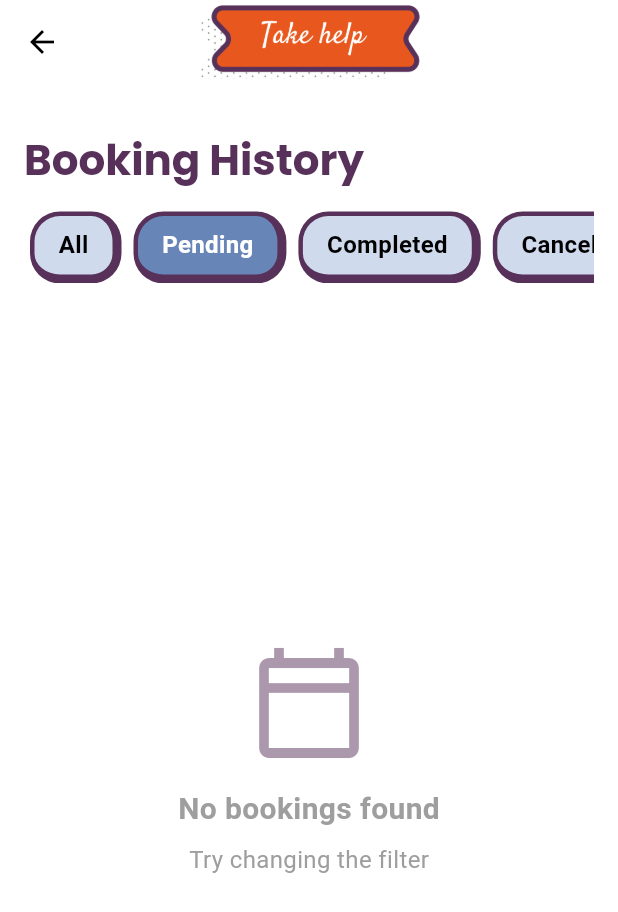
After one commit to HarmonyHackers/MindCare-Flutter, a Flutter app: the BookingHistoryScreen screen opened directly, after a tap on "Pending", on a phone screen of 412 x 824 dp. The commit adds this screen. Shown: the top 912 px of the screen. Run offline on Flutter 3.47's test engine with Material 3 defaults, Android fonts, the light colour scheme and no system bars; our stand-ins replace cloud_firestore, equatable, firebase_auth, firebase_core, flutter_bloc, flutter_markdown and 7 more; accounts and stored records are empty; Roboto replaces fonts that are missing (Kodchasan).

Commit message:
Added booking history page

```diff
--- /dev/null
+++ b/lib/blocs/booking_history/booking_history_bloc.dart
@@ -0,0 +1,64 @@
+import 'package:cloud_firestore/cloud_firestore.dart';
+import 'package:firebase_auth/firebase_auth.dart';
+import 'package:flutter_bloc/flutter_bloc.dart';
+import 'package:mind_care/blocs/booking_history/booking_history_event.dart';
+import 'package:mind_care/blocs/booking_history/booking_history_state.dart';
+import 'package:mind_care/models/booking_model.dart';
+
+class BookingHistoryBloc
+    extends Bloc<BookingHistoryEvent, BookingHistoryState> {
+  final FirebaseFirestore _firestore = FirebaseFirestore.instance;
+  final FirebaseAuth _auth = FirebaseAuth.instance;
+
+  BookingHistoryBloc() : super(BookingHistoryInitial()) {
+    on<FetchBookingHistoryEvent>(_onFetchBookingHistory);
+  }
+
+  void _onFetchBookingHistory(
+    FetchBookingHistoryEvent event,
+    Emitter<BookingHistoryState> emit,
+  ) async {
+    try {
+      emit(BookingHistoryLoading());
+
+      // Get current user
+      final User? currentUser = _auth.currentUser;
+      if (currentUser == null) {
+        emit(BookingHistoryError('User not authenticated'));
+        return;
+      }
+
+      // Fetch bookings from Firestore
+      final QuerySnapshot querySnapshot = await _firestore
+          .collection('bookings')
+          .where('userId', isEqualTo: currentUser.uid)
+          .get();
+
+      // Convert to list of BookingModel
+      final List<BookingModel> bookings = querySnapshot.docs.map((doc) {
+        final data = doc.data() as Map<String, dynamic>;
+        return BookingModel(
+          id: doc.id,
+          expertName: data['expertName'] ?? '',
+          expertSpecialty: data['expertSpecialty'] ?? '',
+          userId: data['userId'] ?? '',
+          userName: data['userName'] ?? '',
+          userEmail: data['userEmail'] ?? '',
+          date: (data['date'] as Timestamp).toDate(),
+          time: data['time'] ?? '',
+          consultationFee: (data['consultationFee'] ?? 0.0).toDouble(),
+          status: data['status'] ?? 'Pending',
+          createdAt: data['createdAt'] != null
+              ? (data['createdAt'] as Timestamp).toDate()
+              : DateTime.now(),
+        );
+      }).toList();
+
+      bookings.sort((a, b) => b.createdAt.compareTo(a.createdAt));
+
+      emit(BookingHistoryLoaded(bookings));
+    } catch (e) {
+      emit(BookingHistoryError(e.toString()));
+    }
+  }
+}
--- /dev/null
+++ b/lib/blocs/booking_history/booking_history_event.dart
@@ -0,0 +1,3 @@
+abstract class BookingHistoryEvent {}
+
+class FetchBookingHistoryEvent extends BookingHistoryEvent {}
--- /dev/null
+++ b/lib/blocs/booking_history/booking_history_state.dart
@@ -0,0 +1,19 @@
+import 'package:mind_care/models/booking_model.dart';
+
+abstract class BookingHistoryState {}
+
+class BookingHistoryInitial extends BookingHistoryState {}
+
+class BookingHistoryLoading extends BookingHistoryState {}
+
+class BookingHistoryLoaded extends BookingHistoryState {
+  final List<BookingModel> bookings;
+
+  BookingHistoryLoaded(this.bookings);
+}
+
+class BookingHistoryError extends BookingHistoryState {
+  final String message;
+
+  BookingHistoryError(this.message);
+}
--- a/lib/main.dart
+++ b/lib/main.dart
@@ -2,7 +2,7 @@ import 'package:flutter/material.dart';
 import 'package:flutter/services.dart';
 import 'package:firebase_core/firebase_core.dart';
 import 'package:flutter_bloc/flutter_bloc.dart';
-import 'package:mind_care/screens/splash_screen.dart';
+import 'package:mind_care/screens/splash/splash_screen.dart';
 import 'package:responsive_sizer/responsive_sizer.dart';
 import 'blocs/auth/auth_bloc.dart';
 import 'blocs/auth/auth_event.dart';
--- /dev/null
+++ b/lib/models/booking_model.dart
@@ -0,0 +1,27 @@
+class BookingModel {
+  final String id;
+  final String expertName;
+  final String expertSpecialty;
+  final String userId;
+  final String userName;
+  final String userEmail;
+  final DateTime date;
+  final String time;
+  final double consultationFee;
+  final String status;
+  final DateTime createdAt;
+
+  BookingModel({
+    required this.id,
+    required this.expertName,
+    required this.expertSpecialty,
+    required this.userId,
+    required this.userName,
+    required this.userEmail,
+    required this.date,
+    required this.time,
+    required this.consultationFee,
+    required this.status,
+    required this.createdAt,
+  });
+}
--- a/lib/screens/auth/auth_wrapper.dart
+++ b/lib/screens/auth/auth_wrapper.dart
@@ -2,7 +2,7 @@ import 'package:flutter/material.dart';
 import 'package:flutter_bloc/flutter_bloc.dart';
 import '../../blocs/auth/auth_bloc.dart';
 import '../../blocs/auth/auth_state.dart';
-import '../home_screen.dart';
+import '../home/home_screen.dart';
 import 'login_screen.dart';
 
 class AuthWrapper extends StatelessWidget {
@@ -19,7 +19,7 @@ class AuthWrapper extends StatelessWidget {
             ),
           );
         } else if (state is Authenticated) {
-          return HomeScreen();
+          return const HomeScreen();
         } else {
           return const LoginScreen();
         }
--- /dev/null
+++ b/lib/screens/booking/booking_history_screen.dart
@@ -0,0 +1,316 @@
+import 'package:flutter/material.dart';
+import 'package:flutter_bloc/flutter_bloc.dart';
+import 'package:google_fonts/google_fonts.dart';
+import 'package:intl/intl.dart';
+import 'package:mind_care/config/colors.dart';
+import 'package:mind_care/models/booking_model.dart';
+import 'package:responsive_sizer/responsive_sizer.dart';
+import 'package:mind_care/blocs/booking_history/booking_history_bloc.dart';
+import 'package:mind_care/blocs/booking_history/booking_history_event.dart';
+import 'package:mind_care/blocs/booking_history/booking_history_state.dart';
+
+class BookingHistoryScreen extends StatefulWidget {
+  const BookingHistoryScreen({super.key});
+
+  @override
+  State<BookingHistoryScreen> createState() => _BookingHistoryScreenState();
+}
+
+class _BookingHistoryScreenState extends State<BookingHistoryScreen> {
+  String _activeFilter = 'All';
+  final List<String> _filters = ['All', 'Pending', 'Completed', 'Cancelled'];
+
+  @override
+  Widget build(BuildContext context) {
+    return Scaffold(
+      appBar: AppBar(
+        centerTitle: true,
+        title: Image.asset(
+          "assets/images/take_help.png",
+          height: 6.h,
+        ),
+      ),
+      body: BlocProvider(
+        create: (context) =>
+            BookingHistoryBloc()..add(FetchBookingHistoryEvent()),
+        child: BlocBuilder<BookingHistoryBloc, BookingHistoryState>(
+          builder: (context, state) {
+            if (state is BookingHistoryLoading) {
+              return const Center(child: CircularProgressIndicator());
+            } else if (state is BookingHistoryError) {
+              return Center(child: Text('Error: ${state.message}'));
+            } else if (state is BookingHistoryLoaded) {
+              final filteredBookings = _activeFilter == 'All'
+                  ? state.bookings
+                  : state.bookings
+                      .where((booking) => booking.status == _activeFilter)
+                      .toList();
+
+              return Padding(
+                padding: const EdgeInsets.all(16.0),
+                child: Column(
+                  crossAxisAlignment: CrossAxisAlignment.start,
+                  children: [
+                    SizedBox(height: 2.h),
+                    Text(
+                      'Booking History',
+                      style:
+                          Theme.of(context).textTheme.headlineMedium?.copyWith(
+                                fontWeight: FontWeight.bold,
+                                color: AppColors.primary,
+                              ),
+                    ),
+                    SizedBox(height: 2.h),
+
+                    // Filters
+                    SingleChildScrollView(
+                      scrollDirection: Axis.horizontal,
+                      child: Row(
+                        children: _filters
+                            .map((filter) => _buildFilterChip(context, filter))
+                            .toList(),
+                      ),
+                    ),
+
+                    SizedBox(height: 2.h),
+
+                    // Booking list
+                    Expanded(
+                      child: filteredBookings.isEmpty
+                          ? _buildEmptyState()
+                          : ListView.builder(
+                              itemCount: filteredBookings.length,
+                              itemBuilder: (context, index) {
+                                return _buildBookingCard(
+                                    filteredBookings[index]);
+                              },
+                            ),
+                    ),
+                  ],
+                ),
+              );
+            } else {
+              return const Center(child: CircularProgressIndicator());
+            }
+          },
+        ),
+      ),
+    );
+  }
+
+  Widget _buildFilterChip(BuildContext context, String filter) {
+    final isSelected = _activeFilter == filter;
+
+    return Padding(
+      padding: const EdgeInsets.symmetric(horizontal: 4.0),
+      child: GestureDetector(
+        onTap: () {
+          setState(() {
+            _activeFilter = filter;
+          });
+        },
+        child: Container(
+          padding: const EdgeInsets.symmetric(horizontal: 16, vertical: 8),
+          decoration: BoxDecoration(
+            color:
+                isSelected ? const Color(0xff6885B8) : const Color(0xffCFDAED),
+            borderRadius: BorderRadius.circular(20),
+            border: const Border(
+              left: BorderSide(color: AppColors.primary, width: 3),
+              top: BorderSide(color: AppColors.primary, width: 3),
+              right: BorderSide(color: AppColors.primary, width: 6),
+              bottom: BorderSide(color: AppColors.primary, width: 6),
+            ),
+          ),
+          child: Text(
+            filter,
+            style: GoogleFonts.kodchasan(
+              color: isSelected ? Colors.white : Colors.black,
+              fontWeight: FontWeight.w700,
+              fontSize: 16,
+            ),
+          ),
+        ),
+      ),
+    );
+  }
+
+  Widget _buildBookingCard(BookingModel booking) {
+    Color statusColor;
+
+    switch (booking.status) {
+      case 'Completed':
+        statusColor = Colors.green;
+        break;
+      case 'Pending':
+        statusColor = Colors.blue;
+        break;
+      case 'Cancelled':
+        statusColor = Colors.red;
+        break;
+      default:
+        statusColor = Colors.grey;
+    }
+
+    return Container(
+      margin: const EdgeInsets.only(bottom: 16),
+      decoration: BoxDecoration(
+        borderRadius: BorderRadius.circular(20),
+        border: Border.all(width: 3, color: AppColors.primary),
+        color: const Color(0xffF5F5F5),
+      ),
+      child: Column(
+        children: [
+          Container(
+            padding: const EdgeInsets.all(16),
+            decoration: const BoxDecoration(
+              color: Color(0xffCFDAED),
+              borderRadius: BorderRadius.only(
+                topLeft: Radius.circular(16),
+                topRight: Radius.circular(16),
+              ),
+              border: Border(
+                bottom: BorderSide(width: 3, color: AppColors.primary),
+              ),
+            ),
+            child: Row(
+              mainAxisAlignment: MainAxisAlignment.spaceBetween,
+              children: [
+                Column(
+                  crossAxisAlignment: CrossAxisAlignment.start,
+                  children: [
+                    Text(
+                      booking.expertName,
+                      style: GoogleFonts.kodchasan(
+                        fontWeight: FontWeight.bold,
+                        fontSize: 18,
+                      ),
+                    ),
+                    Text(
+                      booking.expertSpecialty,
+                      style: GoogleFonts.kodchasan(
+                        fontSize: 16,
+                      ),
+                    ),
+                  ],
+                ),
+                Container(
+                  padding:
+                      const EdgeInsets.symmetric(horizontal: 12, vertical: 6),
+                  decoration: BoxDecoration(
+                    color: statusColor.withOpacity(0.2),
+                    borderRadius: BorderRadius.circular(12),
+                    border: Border.all(color: statusColor, width: 1),
+                  ),
+                  child: Text(
+                    booking.status,
+                    style: TextStyle(
+                      color: statusColor,
+                      fontWeight: FontWeight.bold,
+                    ),
+                  ),
+                ),
+              ],
+            ),
+          ),
+          Padding(
+            padding: const EdgeInsets.all(16),
+            child: Row(
+              mainAxisAlignment: MainAxisAlignment.spaceBetween,
+              children: [
+                Row(
+                  children: [
+                    const Icon(Icons.calendar_today, color: AppColors.primary),
+                    const SizedBox(width: 8),
+                    Text(
+                      DateFormat('EEE, MMM d').format(booking.date),
+                      style: GoogleFonts.kodchasan(fontSize: 16),
+                    ),
+                  ],
+                ),
+                Row(
+                  children: [
+                    const Icon(Icons.watch_later_outlined,
+                        color: AppColors.primary),
+                    const SizedBox(width: 8),
+                    Text(
+                      booking.time,
+                      style: GoogleFonts.kodchasan(fontSize: 16),
+                    ),
+                  ],
+                ),
+                Text(
+                  "${booking.consultationFee.toInt()} rs",
+                  style: GoogleFonts.kodchasan(
+                    fontWeight: FontWeight.bold,
+                    fontSize: 16,
+                  ),
+                ),
+              ],
+            ),
+          ),
+          if (booking.status == 'Pending')
+            Container(
+              width: double.infinity,
+              padding: const EdgeInsets.symmetric(vertical: 12),
+              decoration: const BoxDecoration(
+                color: Color(0xff96D1BD),
+                borderRadius: BorderRadius.only(
+                  bottomLeft: Radius.circular(16),
+                  bottomRight: Radius.circular(16),
+                ),
+                border: Border(
+                  top: BorderSide(width: 3, color: AppColors.primary),
+                ),
+              ),
+              child: Center(
+                child: Text(
+                  'Join Consultation',
+                  style: GoogleFonts.kodchasan(
+                    fontWeight: FontWeight.bold,
+                    fontSize: 16,
+                    color: Colors.black,
+                  ),
+                ),
+              ),
+            ),
+        ],
+      ),
+    );
+  }
+
+  Widget _buildEmptyState() {
+    return Center(
+      child: Column(
+        mainAxisAlignment: MainAxisAlignment.center,
+        children: [
+          Icon(
+            Icons.calendar_today_outlined,
+            size: 80,
+            color: AppColors.primary.withOpacity(0.5),
+          ),
+          const SizedBox(height: 16),
+          Text(
+            'No bookings found',
+            style: GoogleFonts.kodchasan(
+              fontSize: 20,
+              fontWeight: FontWeight.bold,
+              color: Colors.grey,
+            ),
+          ),
+          if (_activeFilter != 'All')
+            Padding(
+              padding: const EdgeInsets.only(top: 8.0),
+              child: Text(
+                'Try changing the filter',
+                style: GoogleFonts.kodchasan(
+                  fontSize: 16,
+                  color: Colors.grey,
+                ),
+              ),
+            ),
+        ],
+      ),
+    );
+  }
+}
--- a/lib/screens/daily_videos.dart
+++ b/lib/screens/videos/daily_videos.dart
@@ -4,7 +4,7 @@ import 'package:mind_care/utils/daily_sample_videos.dart';
 import 'package:responsive_sizer/responsive_sizer.dart';
 import 'package:youtube_player_flutter/youtube_player_flutter.dart';
 import 'package:intl/intl.dart';
-import '../models/video_data_model.dart';
+import '../../models/video_data_model.dart';
 
 class DailyVideos extends StatefulWidget {
   const DailyVideos({super.key});
```
Also changed, not shown: lib/screens/chat_bot/chat_screen.dart (renamed from lib/screens/chat_screen.dart, +4 -4 lines), lib/screens/home/home_screen.dart (renamed from lib/screens/home_screen.dart, +13 -13 lines), lib/screens/notification_screen.dart (deleted, +0 -47 lines), lib/screens/profile/profile_screen.dart (+13 -0 lines), lib/screens/booking/expert_booking_screen.dart (renamed from lib/screens/expert_booking_screen.dart), lib/screens/splash/splash_screen.dart (renamed from lib/screens/splash_screen.dart).
